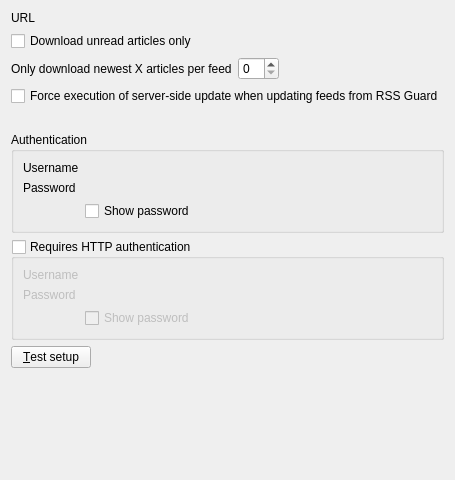
This is src/librssguard/services/tt-rss/gui/ttrssaccountdetails.ui in martinrotter/rssguard as Qt 5 draws it before an edit. The edited form follows.
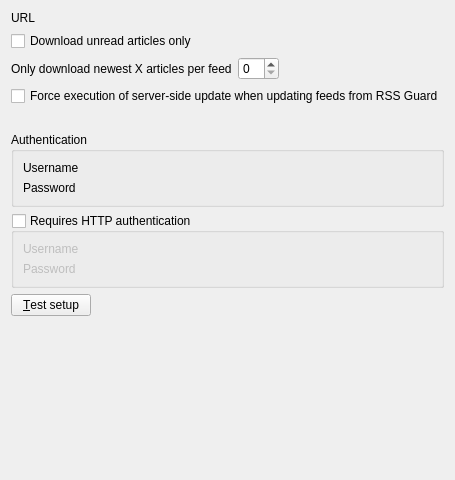
This is the edited form. Custom widgets are drawn as their Qt base class.

Commit message: work on mergin inoreader to greader, better password text boxes

Diff of the .ui file:
```diff
--- a/src/librssguard/services/tt-rss/gui/ttrssaccountdetails.ui
+++ b/src/librssguard/services/tt-rss/gui/ttrssaccountdetails.ui
@@ -140,16 +140,6 @@
       <item row="1" column="1">
        <widget class="LineEditWithStatus" name="m_txtPassword" native="true"/>
       </item>
-      <item row="0" column="1">
-       <widget class="LineEditWithStatus" name="m_txtUsername" native="true"/>
-      </item>
-      <item row="2" column="1">
-       <widget class="QCheckBox" name="m_checkShowPassword">
-        <property name="text">
-         <string>Show password</string>
-        </property>
-       </widget>
-      </item>
      </layout>
     </widget>
    </item>
@@ -197,13 +187,6 @@
       <item row="1" column="1">
        <widget class="LineEditWithStatus" name="m_txtHttpPassword" native="true"/>
       </item>
-      <item row="2" column="1">
-       <widget class="QCheckBox" name="m_checkShowHttpPassword">
-        <property name="text">
-         <string>Show password</string>
-        </property>
-       </widget>
-      </item>
      </layout>
     </widget>
    </item>
```
Left out of the diff: 3 changed lines with no effect on the pictures. The commit also changes 22 other files.
